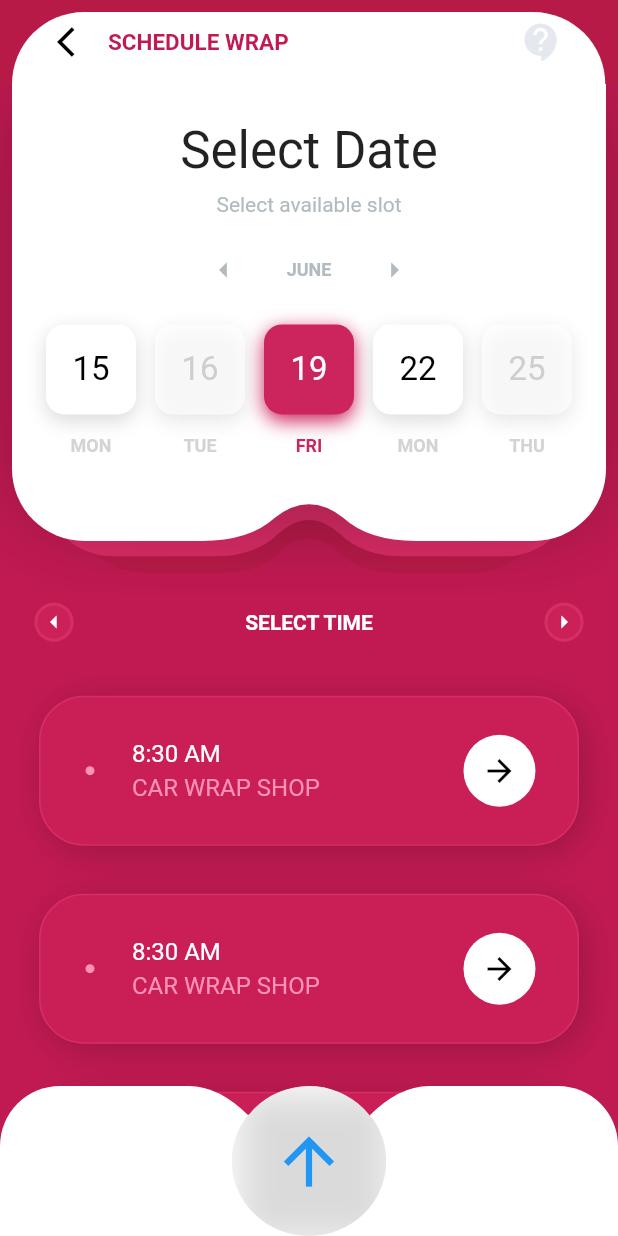
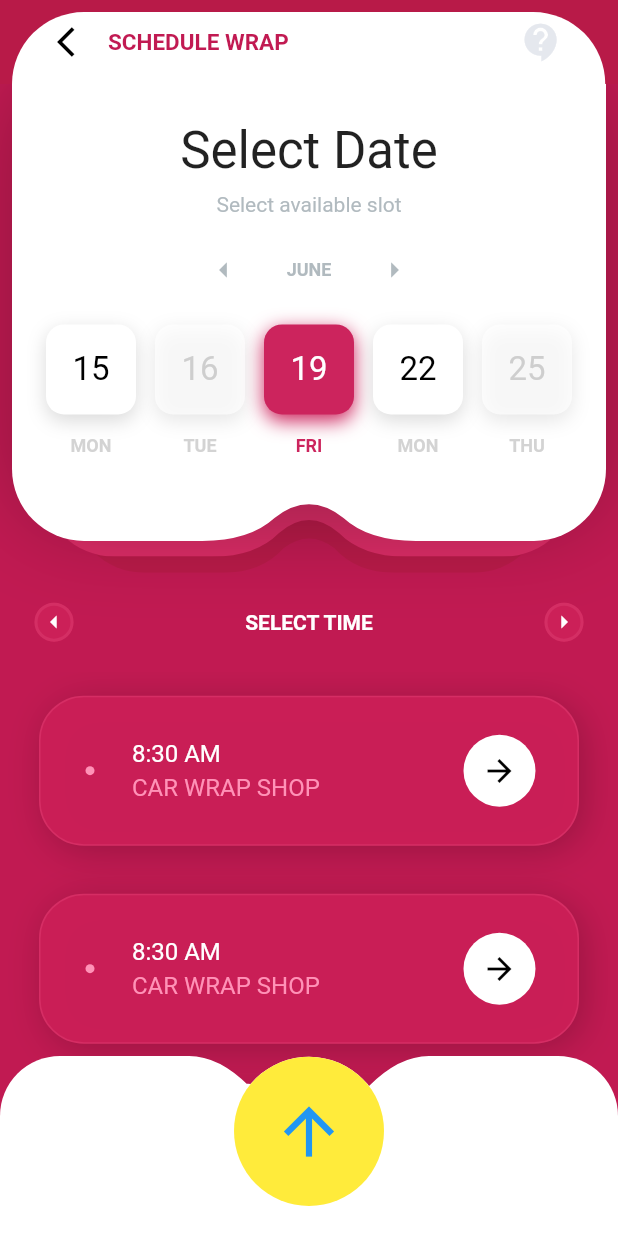
Before and after one commit to mtopolewski/flutter_design_case_car_advertisement, a Flutter app: the screen it shows after launch, on a phone screen of 412 x 824 dp. Run offline on Flutter 3.47's test engine with Material 2 defaults, Android fonts, the light colour scheme and no system bars.

Commit message:
Update homePage.dart

```diff
--- a/lib/pages/homePage.dart
+++ b/lib/pages/homePage.dart
@@ -327,9 +327,7 @@ class HomePage extends StatelessWidget {
                             children: [
                               Expanded(
                                   child: ListView(
-                                physics: io.Platform.isAndroid
-                                    ? ClampingScrollPhysics()
-                                    : null,
+                                physics: BouncingScrollPhysics(),
                                 children: [
                                   Container(
                                     margin: EdgeInsets.fromLTRB(26, 16, 26, 16),
@@ -579,11 +577,11 @@ class HomePage extends StatelessWidget {
                                     //statusBarColor: Colors.purple,
                                     systemNavigationBarColor: Colors.red,
                                     systemNavigationBarDividerColor:
-                                        Colors.yellow),
+                                        Colors.black),
                                 child: ClipPath(
                                   clipper: BottomMenuClipper(),
                                   child: Container(
-                                    height: 100,
+                                    height: 120,
                                     decoration: BoxDecoration(
                                         color: Colors.white,
                                         borderRadius: BorderRadius.only(
@@ -592,17 +590,19 @@ class HomePage extends StatelessWidget {
                                     child: Row(
                                       crossAxisAlignment:
                                           CrossAxisAlignment.start,
+                                      mainAxisAlignment:
+                                          MainAxisAlignment.spaceBetween,
                                       children: [
                                         Expanded(
                                             flex: 3,
                                             child: Container(
                                                 color: Colors.transparent)),
-                                        Expanded(
+                                        Flexible(
                                             flex: 2,
                                             child: ClipOval(
-                                              child: AspectRatio(
-                                                aspectRatio: 1,
                                               child: Container(
+                                                height: 100,
+                                                width: 100,
                                                 //color: Colors.yellow,
                                                 child: TextButton(
                                                     onPressed: () {},
@@ -614,15 +614,15 @@ class HomePage extends StatelessWidget {
                                                               .arrow_upward_sharp)),
                                                     )),
                                                 decoration: BoxDecoration(
+                                                  color: Colors.yellow,
                                                   boxShadow: [
                                                     BoxShadow(
-                                                        color:
-                                                            Color(0xFFDADADA),
-                                                        blurRadius: 20.0,
-                                                        offset: Offset(4, 4),
+                                                      color: Colors
+                                                          .transparent, //Color(0xFFDADADA),
+                                                      blurRadius: 6.0,
+                                                      offset: Offset(0, 0),
                                                     ),
                                                   ],
-                                                  ),
                                                 ),
                                               ),
                                             )),
@@ -796,9 +796,9 @@ class BottomMenuClipper extends CustomClipper<Path> {
     path.addArc(
         Rect.fromCircle(
             center: Offset(size.width / 2, buttonWidth / 2),
-            radius: buttonWidth / 2),
-        degToRad(-141),
-        degToRad(102));
+            radius: buttonWidth / 2 - 0.5),
+        degToRad(-140),
+        degToRad(100));
     path.lineTo(size.width / 2 + offsetX / 2, offsetY);
 
     var secondControlPoint = Offset(size.width / 2 + offsetX * 0.75, 0);
```
Lines whose indentation alone changed are shown as unchanged.
